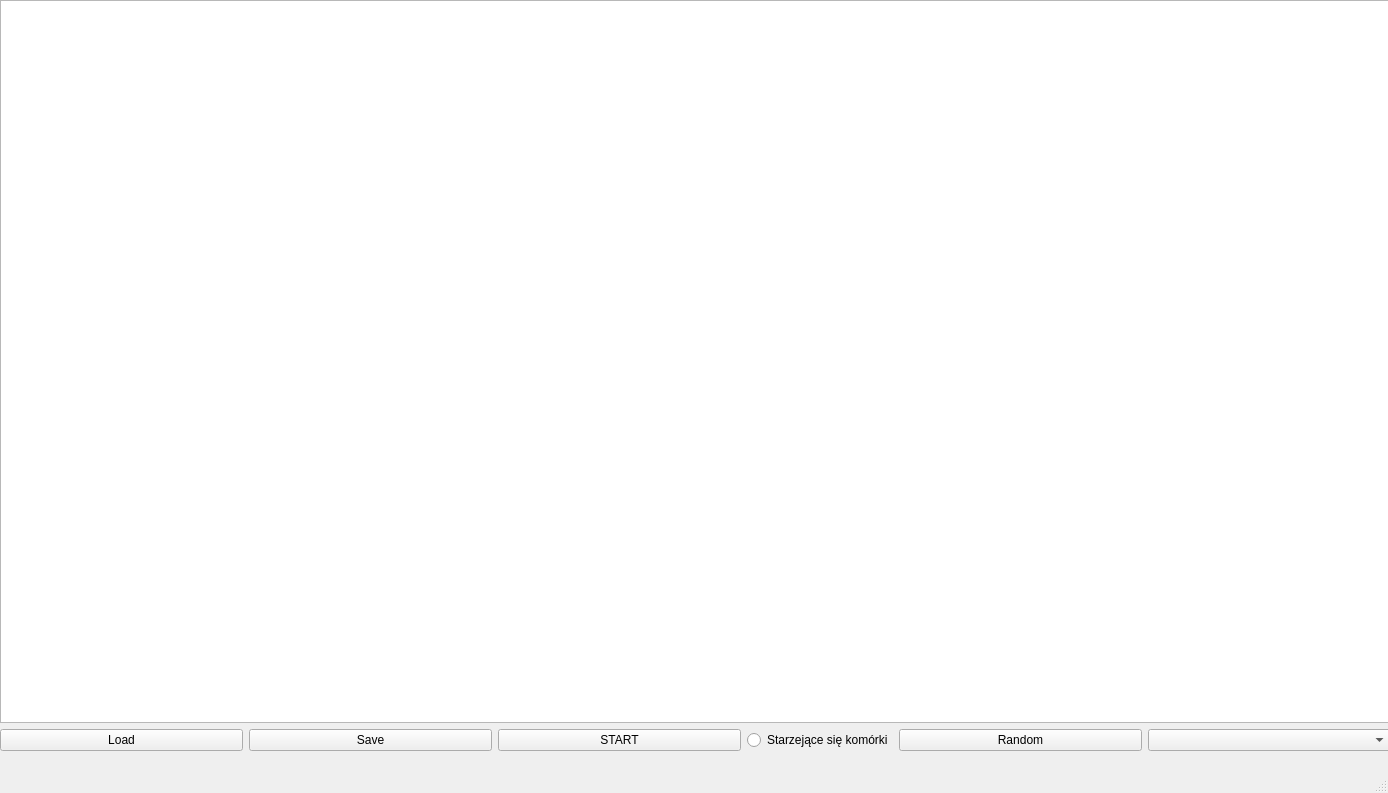
Qt form gamewindow.ui (BartnikLukasz/GameOfLife) before a commit.
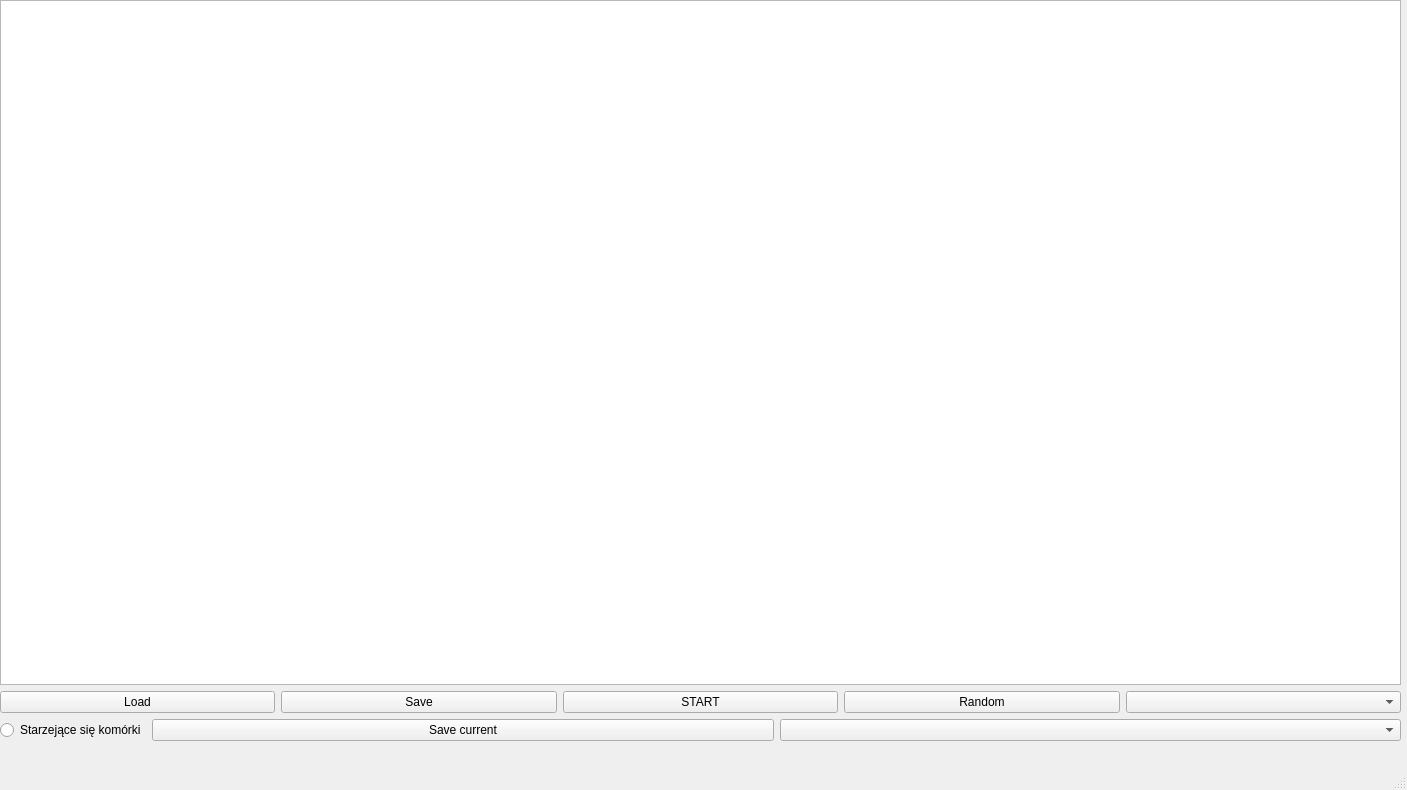
The same form after that commit.

Commit message: Added save current state and multiple options for living and dying

```diff
--- a/gamewindow.ui
+++ b/gamewindow.ui
@@ -6,8 +6,8 @@
    <rect>
     <x>0</x>
     <y>0</y>
-    <width>1388</width>
-    <height>793</height>
+    <width>1407</width>
+    <height>790</height>
    </rect>
   </property>
   <property name="windowTitle">
@@ -19,8 +19,8 @@
      <rect>
       <x>0</x>
       <y>0</y>
-      <width>1391</width>
-      <height>751</height>
+      <width>1401</width>
+      <height>741</height>
      </rect>
     </property>
     <layout class="QGridLayout" name="gridLayout">
@@ -51,6 +51,23 @@
         </widget>
        </item>
        <item>
+        <widget class="QPushButton" name="randomButton">
+         <property name="text">
+          <string>Random</string>
+         </property>
+        </widget>
+       </item>
+       <item>
+        <widget class="QComboBox" name="sizeComboBox"/>
+       </item>
+      </layout>
+     </item>
+     <item row="0" column="0">
+      <widget class="QGraphicsView" name="graphicsView"/>
+     </item>
+     <item row="2" column="0">
+      <layout class="QHBoxLayout" name="horizontalLayout_3">
+       <item>
         <widget class="QRadioButton" name="agingRadio">
          <property name="sizePolicy">
           <sizepolicy hsizetype="Maximum" vsizetype="Fixed">
@@ -64,14 +81,14 @@
         </widget>
        </item>
        <item>
-        <widget class="QPushButton" name="randomButton">
+        <widget class="QPushButton" name="saveCurrentButton">
          <property name="text">
-          <string>Random</string>
+          <string>Save current</string>
          </property>
         </widget>
        </item>
        <item>
-        <widget class="QComboBox" name="sizeComboBox"/>
+        <widget class="QComboBox" name="algorithmComboBox"/>
        </item>
       </layout>
      </item>
```
Left out of the diff: 5 changed lines with no effect on the pictures. The commit also changes 5 other files.
